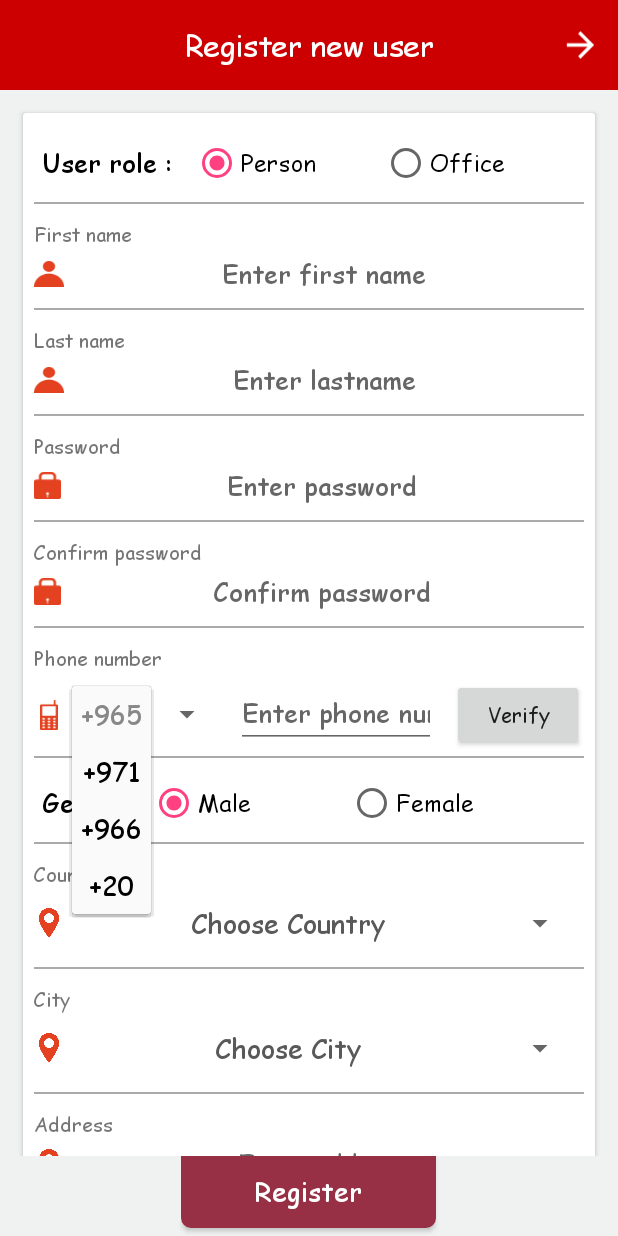
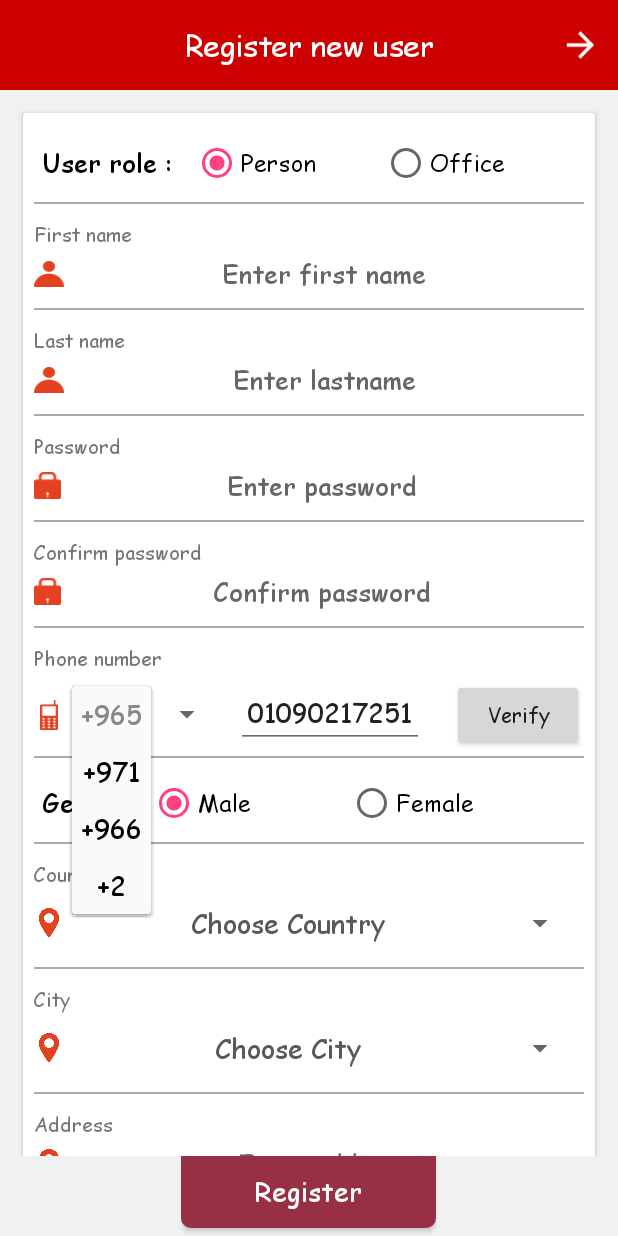
Before and after one commit to 42009031/Khadamte_Android, an Android app: the UserRegistationActivity screen opened directly, with no data from a screen before it, after a tap on "+965", on a phone screen of 412 x 824 dp. Run offline under Robolectric (Android 15) with nearby library versions, the phone set to English and light mode, and no system bars; our stand-ins replace Firebase (no records; nobody signed in at launch, a user with empty details on screens opened directly); libraries missing offline, so code that uses them is left out: dmax.dialog; 4 statements that could not run were skipped.

Commit message:
test Monday 15/10/2018

```diff
--- a/app/src/main/java/com/khdamte/bitcode/khdamte_app/activities/UserRegistationActivity.java
+++ b/app/src/main/java/com/khdamte/bitcode/khdamte_app/activities/UserRegistationActivity.java
@@ -578,7 +578,7 @@ public class UserRegistationActivity extends AppCompatActivity {
         countrieKeys_arrayList.add("+965");
         countrieKeys_arrayList.add("+971");
         countrieKeys_arrayList.add("+966");
-        countrieKeys_arrayList.add("+20");
+        countrieKeys_arrayList.add("+2");
         final ArrayAdapter<String> countryKeys_spinnerArrayAdapter = new SpinnerAdapter(this, R.layout.spinner_item, countrieKeys_arrayList);
         countryKeys_spinnerArrayAdapter.setDropDownViewResource(R.layout.spinner_item);
         countryKeySpinner.setAdapter(countryKeys_spinnerArrayAdapter);
--- a/app/src/main/res/layout/activity_user_registation.xml
+++ b/app/src/main/res/layout/activity_user_registation.xml
@@ -372,18 +372,19 @@
 
                     <EditText
                         android:id="@+id/phone1_editText"
-                        android:layout_width="0dp"
+                        android:layout_width="125dp"
                         android:layout_height="wrap_content"
                         android:layout_marginLeft="5dp"
                         android:layout_marginRight="5dp"
-                        android:layout_weight="1"
+                        android:text="01090217251"
                         android:gravity="center"
                         android:hint="@string/phone_number1"
                         android:inputType="phone"
                         android:textSize="17sp" />
 
                     <View
-                        android:layout_width="5dp"
+                        android:layout_width="0dp"
+                        android:layout_weight="1"
                         android:layout_height="match_parent" />
 
                     <Button
```
